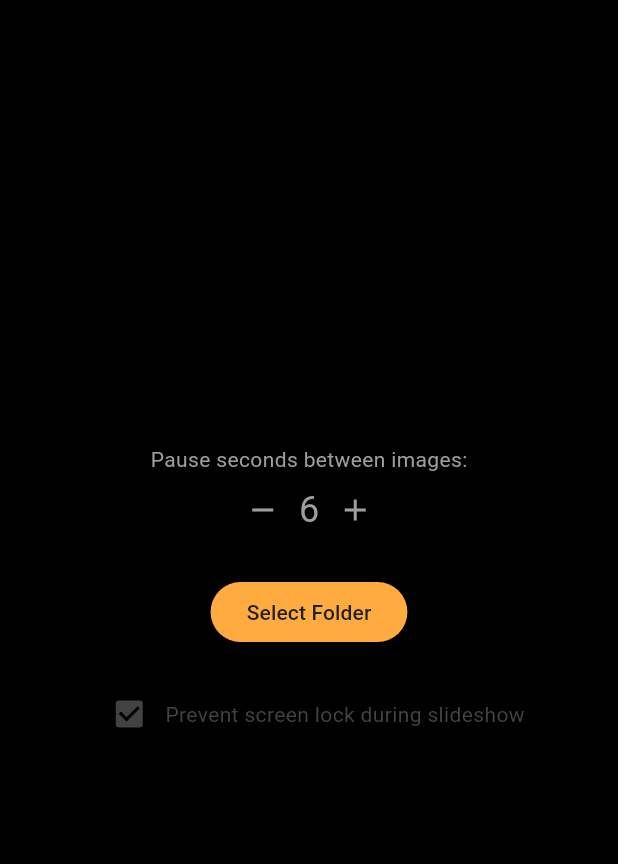
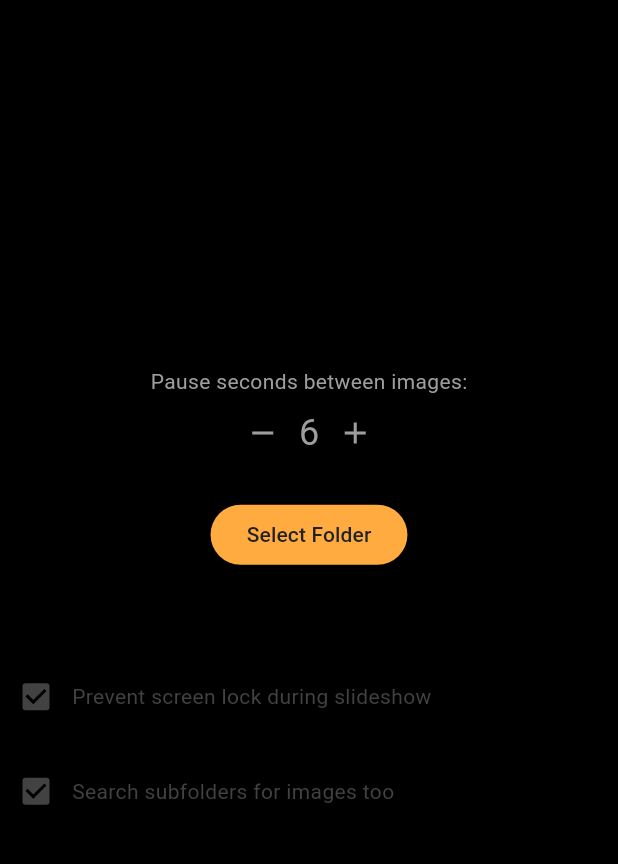
Before and after one commit to nav9/automatic_slideshow, a Flutter app: the screen it shows after launch, on a phone screen of 412 x 824 dp, the part 63-927 px from its top. Run offline on Flutter 3.47's test engine with Material 3 defaults, Android fonts, the phone set to English and light mode, and no system bars; our stand-ins replace file_picker, wakelock_plus.

Commit message:
Fixed subfolder checkbox bug. Updated readme

```diff
--- a/lib/main.dart
+++ b/lib/main.dart
@@ -30,10 +30,12 @@ class _SlideshowHomePageState extends State<SlideshowHomePage> {
   List<String> imagePaths = [];
   String folderPath = "";
   late bool _isWakelockEnabled; // State variable for checkbox
+  late bool _searchSubdirectories; //search subdirectories for images
 
   @override
   void initState() {
     super.initState();
+    _searchSubdirectories = true;
     _isWakelockEnabled = true;
     if (_isWakelockEnabled) {WakelockPlus.enable();} else {WakelockPlus.disable();}
   }
@@ -50,9 +52,13 @@ class _SlideshowHomePageState extends State<SlideshowHomePage> {
     }
   }
 
+  void toggleSearchSubdirectories(bool? checkboxValue) {
+    setState(() {_searchSubdirectories = checkboxValue ?? !_searchSubdirectories;});
+  }
+
   void _searchForImages(Directory dir) {
     List<String> images = [];
-    dir.list(recursive: true).listen((file) {
+    dir.list(recursive: _searchSubdirectories).listen((file) {
       if (file is File) {
         String fileName = file.path.split('/').last.toLowerCase();
         // Check if the file name ends with any of the supported image types
@@ -62,9 +68,7 @@ class _SlideshowHomePageState extends State<SlideshowHomePage> {
     }).onDone(() {
       setState(() {imagePaths = images;});
       if (images.isEmpty) {ScaffoldMessenger.of(context).showSnackBar(SnackBar(content: Text('No images found in $folderPath')));}
-      else {
-        Navigator.push(context, MaterialPageRoute(builder: (context) => SlideshowScreen(images: images, interval: interval),),);
-      }
+      else {Navigator.push(context, MaterialPageRoute(builder: (context) => SlideshowScreen(images: images, interval: interval),),);}
     });
   }
 
@@ -93,13 +97,18 @@ class _SlideshowHomePageState extends State<SlideshowHomePage> {
 
             //SizedBox(height: 20),
             //ElevatedButton(onPressed: _selectFolder, child: Text('Select Folder'),),
-            SizedBox(height: 20),
-            Row(mainAxisAlignment: MainAxisAlignment.center,
+            SizedBox(height: 60),
+            Row(mainAxisAlignment: MainAxisAlignment.start,
                 children: [Checkbox(value: _isWakelockEnabled, onChanged: _toggleWakelock, checkColor: Colors.black, activeColor: Colors.grey[800],),
                            Text('Prevent screen lock during slideshow', style: TextStyle(color: Colors.grey[800]),),
                           ],
                ),
-
+            SizedBox(height: 15),
+            Row(mainAxisAlignment: MainAxisAlignment.start,
+              children: [Checkbox(value: _searchSubdirectories, onChanged: toggleSearchSubdirectories, checkColor: Colors.black, activeColor: Colors.grey[800],),
+                Text('Search subfolders for images too', style: TextStyle(color: Colors.grey[800]),),
+              ],
+            ),
 
 
           ],
```
Also changed, not shown: 1 other file.
